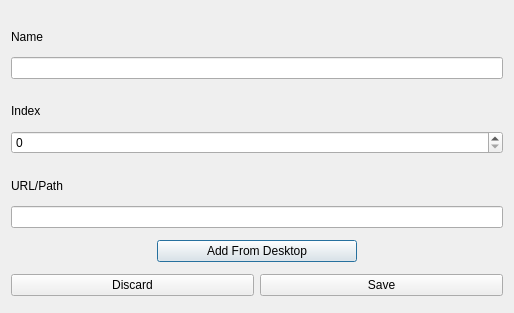
Qt form designs/xml/app_window.ui (daniel-deru/WorkMate-3.0) before a commit.
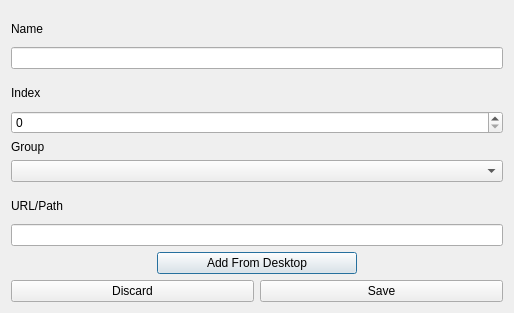
The same form after that commit.

Commit message: added groups combo box to all the feature windows

```diff
--- a/designs/xml/app_window.ui
+++ b/designs/xml/app_window.ui
@@ -87,6 +87,20 @@
      </item>
     </layout>
    </item>
+   <item>
+    <layout class="QVBoxLayout" name="verticalLayout_2">
+     <item>
+      <widget class="QLabel" name="lbl_group">
+       <property name="text">
+        <string>Group</string>
+       </property>
+      </widget>
+     </item>
+     <item>
+      <widget class="QComboBox" name="cmb_group"/>
+     </item>
+    </layout>
+   </item>
    <item>
     <layout class="QVBoxLayout" name="vbox_path">
      <property name="spacing">
```
The commit also changes 45 other files.
